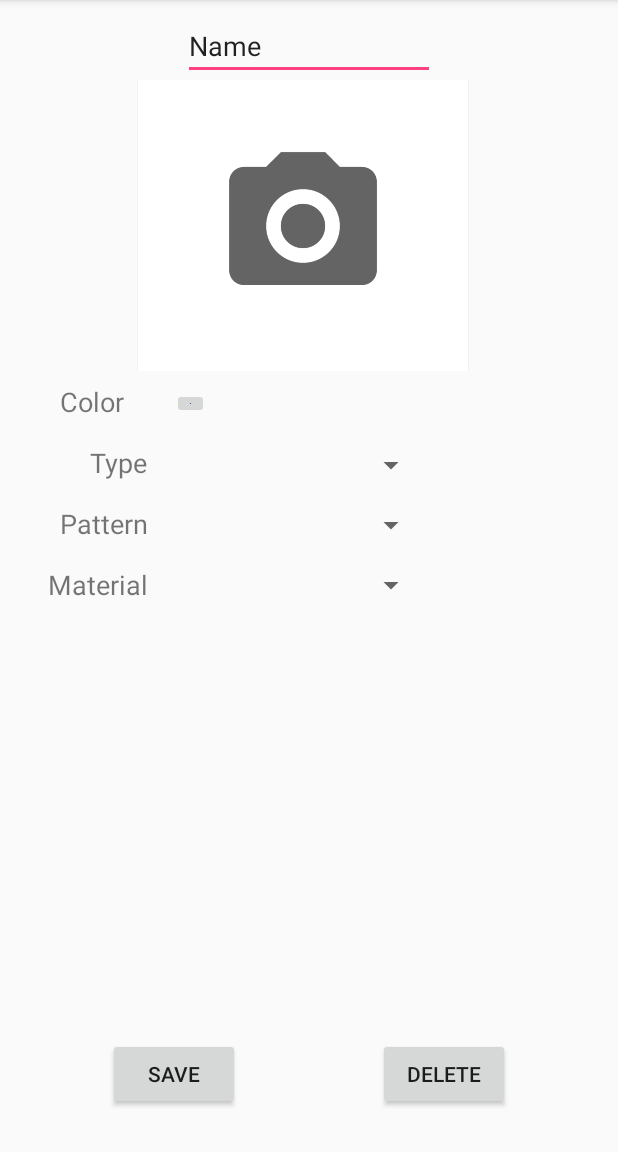
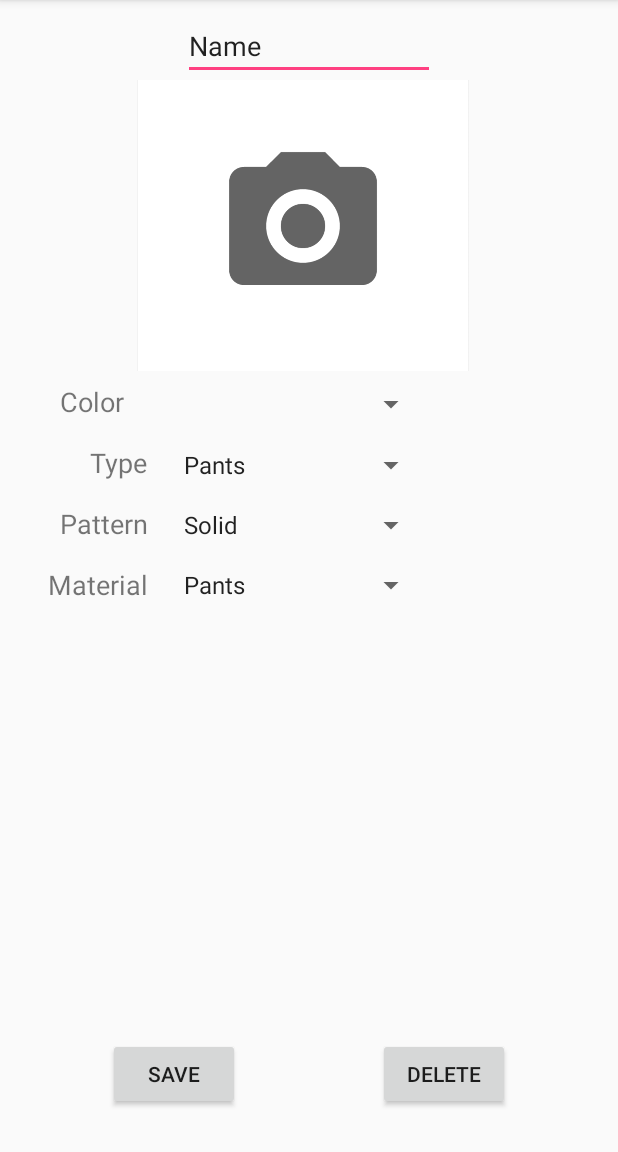
Before and after one commit to APaonessa/ClosetCase, an Android app: the ClothingScreen screen opened directly, with no data from a screen before it, on a phone screen of 412 x 824 dp, the part 84-1236 px from its top. Run offline under Robolectric (Android 15) with nearby library versions, the light colour scheme and no system bars.

Commit message:
prelim clothing screen xml file and java class camera icon for clothing screen

```diff
--- a/app/src/main/java/edu/pitt/cs/cs1635/amp224/closetcase/ClothingScreen.java
+++ b/app/src/main/java/edu/pitt/cs/cs1635/amp224/closetcase/ClothingScreen.java
@@ -30,7 +30,7 @@ public class ClothingScreen extends AppCompatActivity {
                 typeId      materialId
       ^^ these textViews should never change
      */
-    ImageButton color;
+    Spinner color;
     Spinner article;//-type
     Spinner material;
     Spinner pattern;
@@ -47,18 +47,37 @@ public class ClothingScreen extends AppCompatActivity {
         //up = findViewById(R.id.upButton);
         photo = findViewById(R.id.photoId);
         descriptorId = findViewById(R.id.articleId);
-        color = findViewById(R.id.colorPaletteId);
+        // Drop Down Lists
+        color = findViewById(R.id.colorDropDownId);
         //Colors - Black Red Blue Brown
+        ArrayAdapter<CharSequence> colorAdapter = ArrayAdapter.createFromResource(this,
+                R.array.colorArray, android.R.layout.simple_spinner_item);
+        colorAdapter.setDropDownViewResource(android.R.layout.simple_spinner_dropdown_item);
+        color.setAdapter(colorAdapter);
+        // -----
         article = findViewById(R.id.articleDropDownId);
         //Spinner - Shirt Pants
+        ArrayAdapter<CharSequence> articleAdapter = ArrayAdapter.createFromResource(this,
+                R.array.articleArray, android.R.layout.simple_spinner_item);
+        articleAdapter.setDropDownViewResource(android.R.layout.simple_spinner_dropdown_item);
+        article.setAdapter(articleAdapter);
+        // -----
         material = findViewById(R.id.materialDropDownId);
-        //Spinner -
+        //Spinner - Cotton Denim
+        ArrayAdapter<CharSequence> materialAdapter = ArrayAdapter.createFromResource(this,
+                R.array.articleArray, android.R.layout.simple_spinner_item);
+        materialAdapter.setDropDownViewResource(android.R.layout.simple_spinner_dropdown_item);
+        material.setAdapter(materialAdapter);
+        // -----
         pattern = findViewById(R.id.patternDropDownId);
-        //Spinner -
+        //Spinner - Solid Plaid
+        ArrayAdapter<CharSequence> patternAdapter = ArrayAdapter.createFromResource(this,
+                R.array.patternArray, android.R.layout.simple_spinner_item);
+        patternAdapter.setDropDownViewResource(android.R.layout.simple_spinner_dropdown_item);
+        pattern.setAdapter(patternAdapter);
+        //
         save = findViewById(R.id.saveButton);
         delete = findViewById(R.id.deleteButton);
-
-
     }
 
 
--- a/app/src/main/res/layout/activity_clothing_screen.xml
+++ b/app/src/main/res/layout/activity_clothing_screen.xml
@@ -74,15 +74,13 @@
         app:layout_constraintStart_toStartOf="parent"
         app:layout_constraintTop_toBottomOf="@+id/patternId" />
 
-    <ImageButton
-        android:id="@+id/colorPaletteId"
-        android:layout_width="wrap_content"
-        android:layout_height="wrap_content"
-        android:layout_marginBottom="16dp"
-        app:layout_constraintBottom_toTopOf="@+id/articleDropDownId"
+    <Spinner
+        android:id="@+id/colorDropDownId"
+        android:layout_width="0dp"
+        android:layout_height="28dp"
+        app:layout_constraintEnd_toEndOf="@+id/articleDropDownId"
         app:layout_constraintStart_toStartOf="@+id/articleDropDownId"
-        app:layout_constraintTop_toTopOf="@+id/colorId"
-        app:srcCompat="@color/colorPrimary" />
+        app:layout_constraintTop_toTopOf="@+id/colorId" />
 
     <Spinner
         android:id="@+id/materialDropDownId"
--- a/app/src/main/res/values/strings.xml
+++ b/app/src/main/res/values/strings.xml
@@ -21,14 +21,20 @@
     <string name="Brown">Brown</string>
     <string name="Accept">Accept</string>
 
-    <!--  either need to do a spinner for colors or get a color palette selector-->
+    <string-array name="colorArray">
+        <item></item>
+        <item>Black</item>
+        <item>Red</item>
+        <item>Blue</item>
+        <item>Brown</item>
+    </string-array>
     <string-array name="articleArray">
         <item>Pants</item>
         <item>Shirt</item>
     </string-array>
     <string-array name="patternArray">
         <item>Solid</item>
-        <item>Not Solid</item>
+        <item>Plaid</item>
     </string-array>
     <string-array name="materialArray">
         <item>Cotton</item>
```
